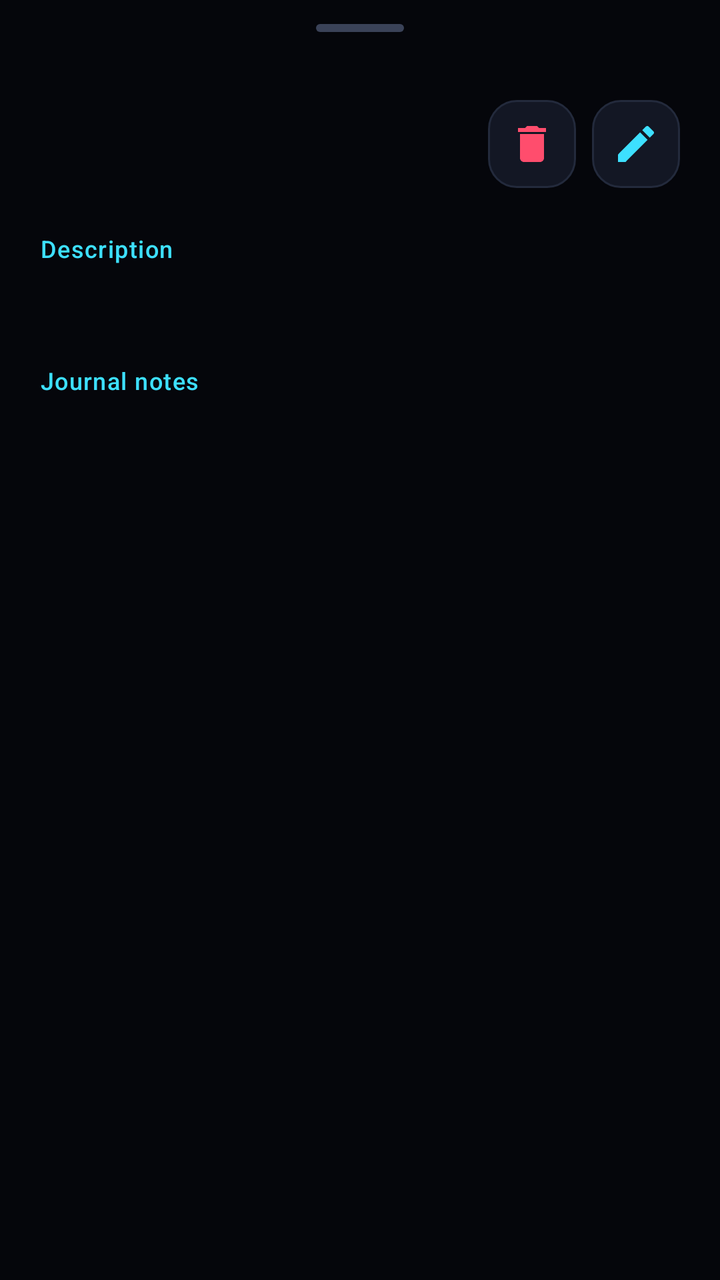
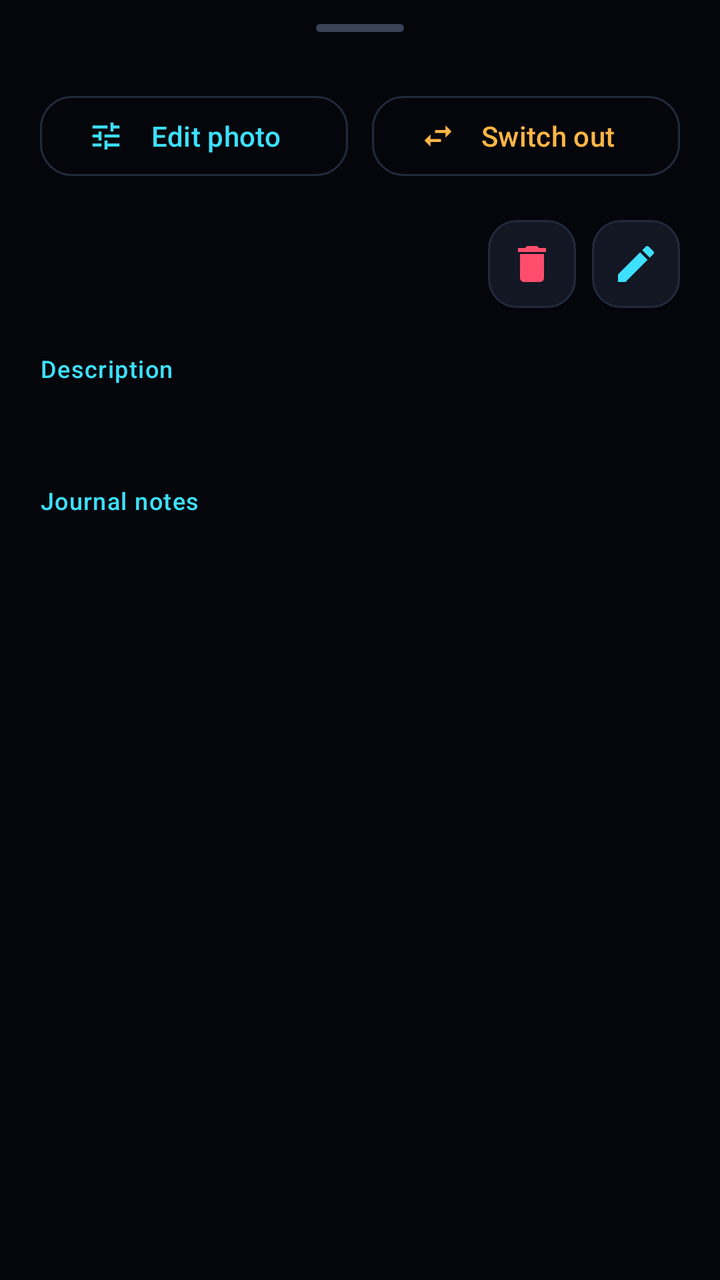

Two renders of the same Android screen: before a commit and after it. Below are the layout's source before the change and the commit's diff.
<!-- AndroidManifest.xml: application theme Theme.Vault -->
<!-- res/layout/sheet_item.xml -->
<?xml version="1.0" encoding="utf-8"?>
<androidx.core.widget.NestedScrollView xmlns:android="http://schemas.android.com/apk/res/android"
    xmlns:app="http://schemas.android.com/apk/res-auto"
    android:layout_width="match_parent"
    android:layout_height="wrap_content"
    android:overScrollMode="never">

    <LinearLayout
        android:layout_width="match_parent"
        android:layout_height="wrap_content"
        android:orientation="vertical"
        android:paddingStart="20dp"
        android:paddingTop="12dp"
        android:paddingEnd="20dp"
        android:paddingBottom="28dp">

        <View
            android:layout_width="44dp"
            android:layout_height="4dp"
            android:layout_gravity="center_horizontal"
            android:background="@drawable/bg_handle" />

        <com.google.android.material.card.MaterialCardView
            android:layout_width="match_parent"
            android:layout_height="wrap_content"
            android:layout_marginTop="16dp"
            app:cardBackgroundColor="@color/black"
            app:cardCornerRadius="24dp"
            app:cardElevation="0dp"
            app:strokeColor="@color/stroke"
            app:strokeWidth="1dp">

            <FrameLayout
                android:layout_width="match_parent"
                android:layout_height="wrap_content">

                <ImageView
                    android:id="@+id/image"
                    android:layout_width="match_parent"
                    android:layout_height="wrap_content"
                    android:adjustViewBounds="true"
                    android:contentDescription="Photo"
                    android:maxHeight="380dp"
                    android:scaleType="fitCenter" />

                <androidx.media3.ui.PlayerView
                    android:id="@+id/player"
                    android:layout_width="match_parent"
                    android:layout_height="320dp"
                    android:visibility="gone"
                    app:resize_mode="fit"
                    app:show_timeout="3000"
                    app:surface_type="texture_view"
                    app:use_controller="true" />
            </FrameLayout>
        </com.google.android.material.card.MaterialCardView>

        <LinearLayout
            android:layout_width="match_parent"
            android:layout_height="wrap_content"
            android:layout_marginTop="18dp"
            android:gravity="center_vertical"
            android:orientation="horizontal">

            <TextView
                android:id="@+id/name"
                android:layout_width="0dp"
                android:layout_height="wrap_content"
                android:layout_weight="1"
                android:textAppearance="@style/Text.Title"
                android:textSize="21sp" />

            <com.google.android.material.textfield.TextInputLayout
                android:id="@+id/nameLayout"
                style="@style/Widget.Vault.TextInput"
                android:layout_width="0dp"
                android:layout_height="wrap_content"
                android:layout_weight="1"
                android:hint="Name (optional)"
                android:visibility="gone"
                app:endIconContentDescription="Dictate"
                app:endIconDrawable="@drawable/ic_mic"
                app:endIconMode="custom">

                <com.google.android.material.textfield.TextInputEditText
                    android:id="@+id/nameInput"
                    android:layout_width="match_parent"
                    android:layout_height="wrap_content"
                    android:inputType="textCapWords"
                    android:maxLines="1" />
            </com.google.android.material.textfield.TextInputLayout>

            <ImageButton
                android:id="@+id/btnDelete"
                android:layout_width="44dp"
                android:layout_height="44dp"
                android:layout_marginStart="10dp"
                android:background="@drawable/bg_icon_btn"
                android:contentDescription="Delete"
                android:src="@drawable/ic_delete"
                android:tint="@color/danger" />

            <ImageButton
                android:id="@+id/btnEdit"
                android:layout_width="44dp"
                android:layout_height="44dp"
                android:layout_marginStart="8dp"
                android:background="@drawable/bg_icon_btn"
                android:contentDescription="Edit"
                android:src="@drawable/ic_edit"
                android:tint="@color/accent" />
        </LinearLayout>

        <TextView
            android:layout_width="wrap_content"
            android:layout_height="wrap_content"
            android:layout_marginTop="22dp"
            android:text="Description"
            android:textAppearance="@style/Text.Meta" />

        <TextView
            android:id="@+id/desc"
            android:layout_width="match_parent"
            android:layout_height="wrap_content"
            android:layout_marginTop="6dp"
            android:textAppearance="@style/Text.Body" />

        <com.google.android.material.textfield.TextInputLayout
            android:id="@+id/descLayout"
            style="@style/Widget.Vault.TextInput"
            android:layout_width="match_parent"
            android:layout_height="wrap_content"
            android:layout_marginTop="6dp"
            android:hint="What is this?"
            android:visibility="gone"
            app:endIconContentDescription="Dictate"
            app:endIconDrawable="@drawable/ic_mic"
            app:endIconMode="custom">

            <com.google.android.material.textfield.TextInputEditText
                android:id="@+id/descInput"
                android:layout_width="match_parent"
                android:layout_height="wrap_content"
                android:inputType="textCapSentences|textMultiLine"
                android:minLines="2" />
        </com.google.android.material.textfield.TextInputLayout>

        <TextView
            android:layout_width="wrap_content"
            android:layout_height="wrap_content"
            android:layout_marginTop="22dp"
            android:text="Journal notes"
            android:textAppearance="@style/Text.Meta" />

        <TextView
            android:id="@+id/notes"
            android:layout_width="match_parent"
            android:layout_height="wrap_content"
            android:layout_marginTop="6dp"
            android:textAppearance="@style/Text.Body" />

        <com.google.android.material.textfield.TextInputLayout
            android:id="@+id/notesLayout"
            style="@style/Widget.Vault.TextInput"
            android:layout_width="match_parent"
            android:layout_height="wrap_content"
            android:layout_marginTop="6dp"
            android:hint="Write about this moment"
            android:visibility="gone"
            app:endIconContentDescription="Dictate"
            app:endIconDrawable="@drawable/ic_mic"
            app:endIconMode="custom">

            <com.google.android.material.textfield.TextInputEditText
                android:id="@+id/notesInput"
                android:layout_width="match_parent"
                android:layout_height="wrap_content"
                android:gravity="top"
                android:inputType="textCapSentences|textMultiLine"
                android:minLines="5" />
        </com.google.android.material.textfield.TextInputLayout>

        <LinearLayout
            android:id="@+id/editBar"
            android:layout_width="match_parent"
            android:layout_height="wrap_content"
            android:layout_marginTop="20dp"
            android:orientation="horizontal"
            android:visibility="gone">

            <com.google.android.material.button.MaterialButton
                android:id="@+id/btnCancel"
                style="@style/Widget.Material3.Button.OutlinedButton"
                android:layout_width="0dp"
                android:layout_height="54dp"
                android:layout_marginEnd="8dp"
                android:layout_weight="1"
                android:text="Cancel"
                android:textColor="@color/text"
                app:cornerRadius="18dp"
                app:strokeColor="@color/stroke" />

            <com.google.android.material.button.MaterialButton
                android:id="@+id/btnSave"
                android:layout_width="0dp"
                android:layout_height="54dp"
                android:layout_marginStart="8dp"
                android:layout_weight="1"
                android:text="Save"
                android:textColor="@color/bg"
                app:backgroundTint="@color/accent"
                app:cornerRadius="18dp" />
        </LinearLayout>
    </LinearLayout>
</androidx.core.widget.NestedScrollView>
<!-- resources referenced by this layout -->
<resources>
  <color name="accent">#3DE0FF</color>
  <color name="bg">#05060B</color>
  <color name="black">#000000</color>
  <color name="danger">#FF4D6D</color>
  <color name="stroke">#232A3C</color>
  <color name="text">#EAF2FF</color>
  <!-- drawable bg_handle (drawable) -->
  <?xml version="1.0" encoding="utf-8"?>
  <shape xmlns:android="http://schemas.android.com/apk/res/android" android:shape="rectangle">
      <solid android:color="#3A4258" />
      <corners android:radius="2dp" />
  </shape>
  <!-- drawable bg_icon_btn (drawable) -->
  <?xml version="1.0" encoding="utf-8"?>
  <shape xmlns:android="http://schemas.android.com/apk/res/android" android:shape="rectangle">
      <solid android:color="@color/surface2" />
      <corners android:radius="14dp" />
      <stroke android:width="1dp" android:color="@color/stroke" />
  </shape>
  <style name="Text.Body" parent="TextAppearance.Material3.BodyLarge">
          <item name="android:textColor">@color/text</item>
          <item name="android:lineSpacingMultiplier">1.15</item>
      </style>
  <style name="Text.Meta" parent="TextAppearance.Material3.LabelMedium">
          <item name="android:fontFamily">sans-serif-medium</item>
          <item name="android:textSize">12sp</item>
          <item name="android:letterSpacing">0.04</item>
          <item name="android:textColor">@color/accent</item>
      </style>
  <color name="surface2">#131724</color>
  <color name="amber">#FFB547</color>
  <color name="surface">#0B0D14</color>
  <color name="text_dim">#8A94AB</color>
  <style name="ThemeOverlay.Vault.BottomSheet" parent="ThemeOverlay.Material3.BottomSheetDialog">
          <item name="bottomSheetStyle">@style/Widget.Vault.BottomSheet</item>
          <item name="android:navigationBarColor">@color/surface</item>
      </style>
  <style name="ThemeOverlay.Vault.Dialog" parent="ThemeOverlay.Material3.MaterialAlertDialog">
          <item name="alertDialogStyle">@style/MaterialAlertDialog.Vault</item>
      </style>
  <style name="Widget.Vault.BottomSheet" parent="Widget.Material3.BottomSheet.Modal">
          <item name="backgroundTint">@color/surface</item>
          <item name="shapeAppearanceOverlay">@style/Shape.Vault.Sheet</item>
      </style>
  <style name="MaterialAlertDialog.Vault" parent="MaterialAlertDialog.Material3">
          <item name="backgroundTint">@color/surface2</item>
          <item name="shapeAppearanceOverlay">@style/Shape.Vault.Dialog</item>
      </style>
  <style name="Shape.Vault.Sheet" parent="">
          <item name="cornerFamily">rounded</item>
          <item name="cornerSizeTopLeft">28dp</item>
          <item name="cornerSizeTopRight">28dp</item>
          <item name="cornerSizeBottomLeft">0dp</item>
          <item name="cornerSizeBottomRight">0dp</item>
      </style>
  <style name="Shape.Vault.Dialog" parent="">
          <item name="cornerFamily">rounded</item>
          <item name="cornerSize">24dp</item>
      </style>
  <!-- unchanged entries left out for length: 6 -->
</resources>

<!-- the commit's change to res/layout/sheet_item.xml (unified diff, before → after) -->
@@ -58,6 +58,41 @@
         <LinearLayout
             android:layout_width="match_parent"
             android:layout_height="wrap_content"
+            android:layout_marginTop="12dp"
+            android:orientation="horizontal">
+
+            <com.google.android.material.button.MaterialButton
+                android:id="@+id/btnEditPhoto"
+                style="@style/Widget.Material3.Button.OutlinedButton"
+                android:layout_width="0dp"
+                android:layout_height="48dp"
+                android:layout_marginEnd="6dp"
+                android:layout_weight="1"
+                android:text="Edit photo"
+                android:textColor="@color/accent"
+                app:cornerRadius="16dp"
+                app:icon="@drawable/ic_tune"
+                app:iconTint="@color/accent"
+                app:strokeColor="@color/stroke" />
+
+            <com.google.android.material.button.MaterialButton
+                android:id="@+id/btnReplace"
+                style="@style/Widget.Material3.Button.OutlinedButton"
+                android:layout_width="0dp"
+                android:layout_height="48dp"
+                android:layout_marginStart="6dp"
+                android:layout_weight="1"
+                android:text="Switch out"
+                android:textColor="@color/amber"
+                app:cornerRadius="16dp"
+                app:icon="@drawable/ic_swap"
+                app:iconTint="@color/amber"
+                app:strokeColor="@color/stroke" />
+        </LinearLayout>
+
+        <LinearLayout
+            android:layout_width="match_parent"
+            android:layout_height="wrap_content"
             android:layout_marginTop="18dp"
             android:gravity="center_vertical"
             android:orientation="horizontal">
<!-- resource entries referenced after the edit -->
@@ -19,6 +19,26 @@
       <corners android:radius="14dp" />
       <stroke android:width="1dp" android:color="@color/stroke" />
   </shape>
+  <!-- drawable ic_swap (drawable) -->
+  <vector xmlns:android="http://schemas.android.com/apk/res/android"
+      android:width="24dp"
+      android:height="24dp"
+      android:viewportWidth="24"
+      android:viewportHeight="24">
+      <path
+          android:fillColor="#FFFFFFFF"
+          android:pathData="M6.99,11L3,15l3.99,4v-3H14v-2H6.99v-3zM21,9l-3.99,-4v3H10v2h7.01v3L21,9z" />
+  </vector>
+  <!-- drawable ic_tune (drawable) -->
+  <vector xmlns:android="http://schemas.android.com/apk/res/android"
+      android:width="24dp"
+      android:height="24dp"
+      android:viewportWidth="24"
+      android:viewportHeight="24">
+      <path
+          android:fillColor="#FFFFFFFF"
+          android:pathData="M3,17v2h6v-2L3,17zM3,5v2h10L13,5L3,5zM13,21v-2h8v-2h-8v-2h-2v6h2zM7,9v2L3,11v2h4v2h2L9,9L7,9zM21,13v-2L11,11v2h10zM15,9h2L17,7h4L21,5h-4L17,3h-2v6z" />
+  </vector>
   <style name="Text.Body" parent="TextAppearance.Material3.BodyLarge">
           <item name="android:textColor">@color/text</item>
           <item name="android:lineSpacingMultiplier">1.15</item>
